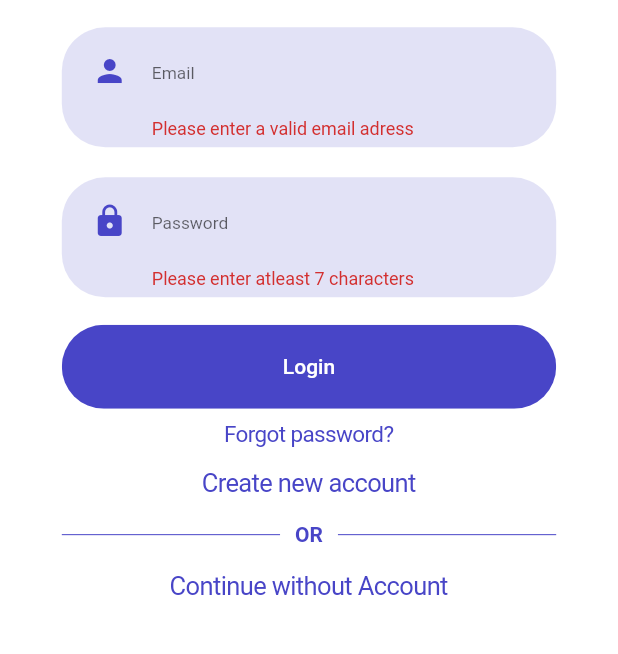
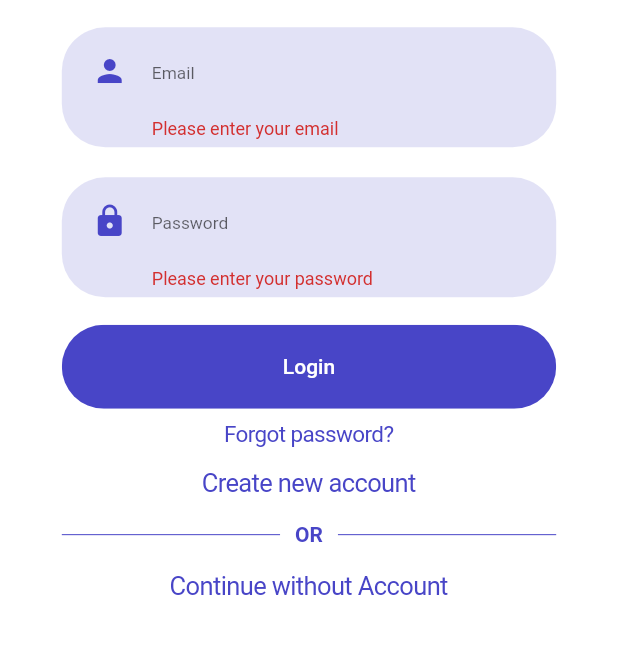
Before and after one commit to iwas-iwas/homeswap, a Flutter app: the screen it shows after launch, after a tap on "Login", on a phone screen of 412 x 824 dp, the part 422-1076 px from its top. Run offline on Flutter 3.47's test engine with Material 2 defaults, Android fonts, the light colour scheme and no system bars; our stand-ins replace auto_size_text, cached_network_image, cloud_firestore, device_preview, firebase_analytics, firebase_auth and 9 more; missing offline and left inert: flutter_google_places, geocoder, google_maps_webservice, purchases_flutter; accounts and stored records are empty.

Commit message:
handle wrong credential case and validation indication between register and login for email

```diff
--- a/lib/widgets/auth/auth_form.dart
+++ b/lib/widgets/auth/auth_form.dart
@@ -117,10 +117,8 @@ class _AuthFormState extends State<AuthForm> {
                 ),
                 SizedBox(height: size.height * 0.01),
                 //if (!_isLogin) UserImagePicker(_pickedImage),
-                SizedBox(
-                  //height: size.height * 0.08,
-                  //height: size.height * 0.1,
-                  child: TextFieldContainer(
+                if (!_isLogin)
+                  TextFieldContainer(
                     child: TextFormField(
                       key: ValueKey('email'),
                       validator: (value) {
@@ -147,7 +145,34 @@ class _AuthFormState extends State<AuthForm> {
                       },
                     ),
                   ),
-                ),
+                if (_isLogin)
+                  TextFieldContainer(
+                    child: TextFormField(
+                      key: ValueKey('email_login'),
+                      validator: (value) {
+                        if (value.isEmpty || !value.contains('@')) {
+                          return 'Please enter your email';
+                        }
+                        // all good
+                        return null;
+                      },
+                      keyboardType: TextInputType.emailAddress,
+                      //onChanged: onChanged,
+                      cursorColor: kPrimaryColor,
+                      decoration: InputDecoration(
+                        icon: Icon(
+                          Icons.person,
+                          color: kPrimaryColor,
+                        ),
+                        hintText: "Email",
+                        hintStyle: TextStyle(fontSize: size.height * 0.014),
+                        border: InputBorder.none,
+                      ),
+                      onSaved: (value) {
+                        _userEmail = value;
+                      },
+                    ),
+                  ),
                 if (!_isLogin) // only show username is signup mode, not in login
                   SizedBox(
                     //height: size.height * 0.08,
@@ -188,8 +213,10 @@ class _AuthFormState extends State<AuthForm> {
                       obscureText: true,
                       key: ValueKey('password'),
                       validator: (value) {
-                        if (value.isEmpty || value.length < 7) {
-                          return 'Please enter atleast 7 characters';
+                        if (value.isEmpty || value.length < 6) {
+                          return _isLogin
+                              ? 'Please enter your password'
+                              : 'Please enter atleast 6 characters';
                         }
                         // all good
                         return null;
```
Also changed, not shown: lib/widgets/auth/forgot_password.dart (+47 -21 lines).
